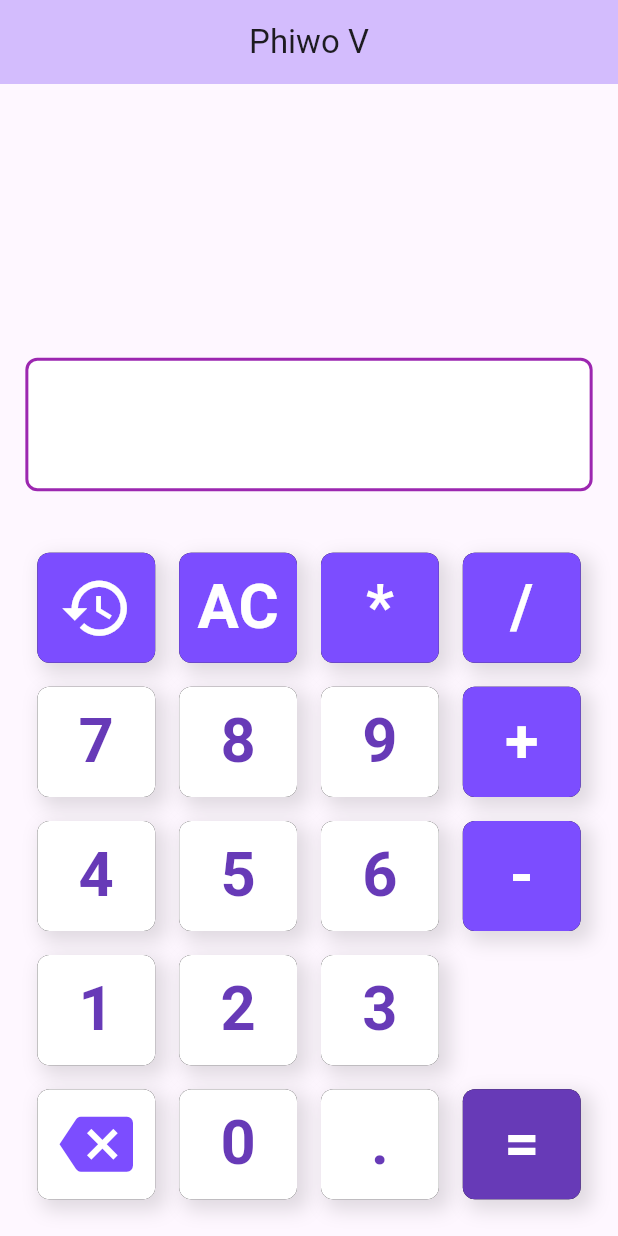
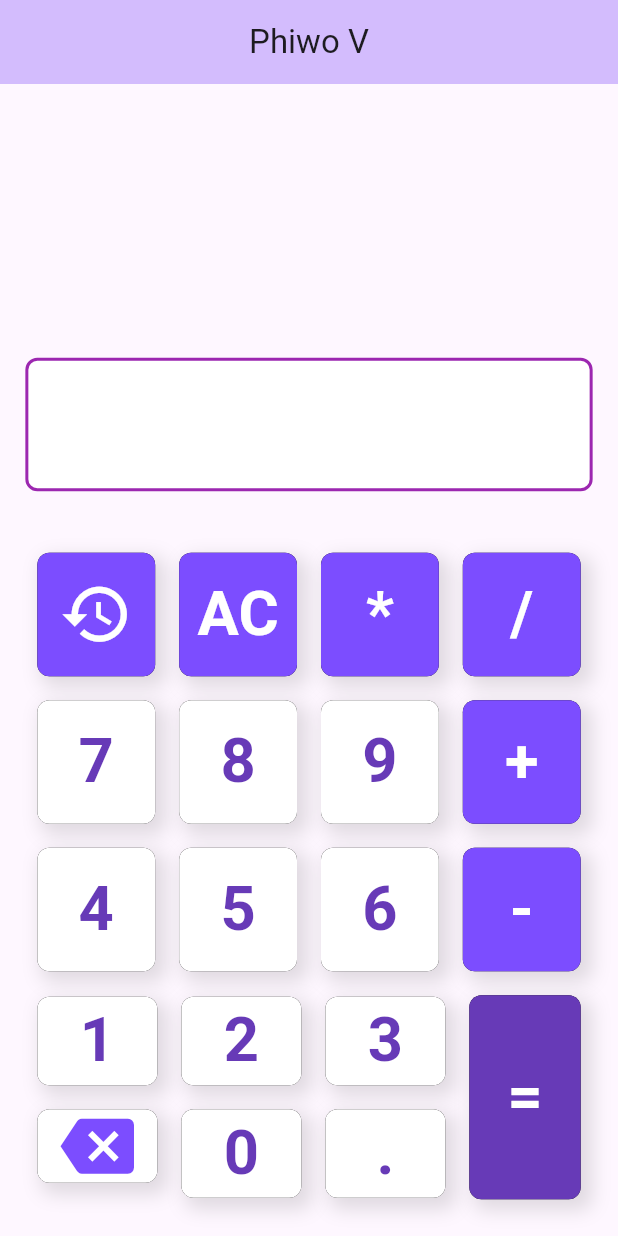
Before and after one commit to Phiwokuhle/simple_calculator_app, a Flutter app: the screen it shows after launch, on a phone screen of 412 x 824 dp. Run offline on Flutter 3.47's test engine with Material 3 defaults, Android fonts, the phone set to English and light mode, and no system bars; our stand-ins replace auto_route, flutter_hooks, freezed_annotation, hooks_riverpod, math_expressions.

Commit message:
fix: ui update

```diff
--- a/nbcu_calculator/lib/presentation/widgets/input_pad.dart
+++ b/nbcu_calculator/lib/presentation/widgets/input_pad.dart
@@ -77,7 +77,8 @@ class KeyPad extends HookConsumerWidget {
             Expanded(
               child: Row(
                 children: [
-                  CalculatorButton(value: "7",
+                  CalculatorButton(
+                    value: "7",
                     backgroundColor: Colors.white,
                     child: Text(
                       '7',
@@ -88,7 +89,8 @@ class KeyPad extends HookConsumerWidget {
                       ),
                     ),
                   ),
-                  CalculatorButton(value: "8",
+                  CalculatorButton(
+                    value: "8",
                     backgroundColor: Colors.white,
                     child: Text(
                       '8',
@@ -99,7 +101,8 @@ class KeyPad extends HookConsumerWidget {
                       ),
                     ),
                   ),
-                  CalculatorButton(value: "9",
+                  CalculatorButton(
+                    value: "9",
                     backgroundColor: Colors.white,
                     child: Text(
                       '9',
@@ -129,7 +132,8 @@ class KeyPad extends HookConsumerWidget {
             Expanded(
               child: Row(
                 children: [
-                  CalculatorButton(value: "4",
+                  CalculatorButton(
+                    value: "4",
                     backgroundColor: Colors.white,
                     child: Text(
                       '4',
@@ -140,7 +144,8 @@ class KeyPad extends HookConsumerWidget {
                       ),
                     ),
                   ),
-                  CalculatorButton(value: "5",
+                  CalculatorButton(
+                    value: "5",
                     backgroundColor: Colors.white,
                     child: Text(
                       '5',
@@ -151,7 +156,8 @@ class KeyPad extends HookConsumerWidget {
                       ),
                     ),
                   ),
-                  CalculatorButton(value: "6",
+                  CalculatorButton(
+                    value: "6",
                     backgroundColor: Colors.white,
                     child: Text(
                       '6',
@@ -177,11 +183,20 @@ class KeyPad extends HookConsumerWidget {
                 ],
               ),
             ),
-            // Fourth Row
-            Expanded(
+            Row(
+              children: [
+                SizedBox(
+                  child: Column(
+                    children: [
+                      Align(
+                        alignment: Alignment.bottomLeft,
+                        child: Expanded(
+                          child: SizedBox(
+                            width: getSize(280) ,
                             child: Row(
                               children: [
-                  CalculatorButton(value: "1",
+                                CalculatorButton(
+                                  value: "1",
                                   backgroundColor: Colors.white,
                                   child: Text(
                                     '1',
@@ -192,7 +207,8 @@ class KeyPad extends HookConsumerWidget {
                                     ),
                                   ),
                                 ),
-                  CalculatorButton(value: "2",
+                                CalculatorButton(
+                                  value: "2",
                                   backgroundColor: Colors.white,
                                   child: Text(
                                     '2',
@@ -202,9 +218,9 @@ class KeyPad extends HookConsumerWidget {
                                       fontWeight: FontWeight.bold,
                                     ),
                                   ),
-
                                 ),
-                  CalculatorButton(value: "3",
+                                CalculatorButton(
+                                  value: "3",
                                   backgroundColor: Colors.white,
                                   child: Text(
                                     '3',
@@ -215,14 +231,20 @@ class KeyPad extends HookConsumerWidget {
                                     ),
                                   ),
                                 ),
-                  // Empty space where '=' button starts spanning
-                  const Spacer(flex: 1),
                               ],
                             ),
                           ),
+                        ),
+                      ),
                       // Fifth Row
-            Expanded(
+                      Align(
+                        alignment: Alignment.bottomLeft,
+                        child: Expanded(
+                          child: SizedBox(
+                            width: getSize(280) ,
                             child: Row(
+                              crossAxisAlignment: CrossAxisAlignment.start,
+                              mainAxisAlignment: MainAxisAlignment.start,
                               children: [
                                 CalculatorButton(value: "C",
                                   backgroundColor: Colors.white,
@@ -239,7 +261,8 @@ class KeyPad extends HookConsumerWidget {
                                     ),
                                   ),
                                 ),
-                  CalculatorButton(value: ".",
+                                CalculatorButton(
+                                  value: ".",
                                   backgroundColor: Colors.white,
                                   child: Text(
                                     '.',
@@ -250,14 +273,23 @@ class KeyPad extends HookConsumerWidget {
                                     ),
                                   ),
                                 ),
-                  // '=' Button spanning two rows
+                                // Spacer removed as '=' button already spans the height of two rows
+                              ],
+                            ),
+                          ),
+                        ),
+                      )
+                    ],
+                  ),
+                ),
                 Expanded(
-                    flex: 1,
+                  flex: 1, // Adjust flex to span two rows
+                  child: SizedBox(
+                    height: getSize(148),
                     child: CalculatorButton(
                       value: '=',
                       backgroundColor: Colors.deepPurple,
                       textColor: Colors.white,
-                      buttonHeight: 400,
                       child: Text(
                         '=',
                         style: TextStyle(
@@ -268,8 +300,8 @@ class KeyPad extends HookConsumerWidget {
                       ),
                     ),
                   ),
+                ),
               ],
-              ),
             ),
           ],
         ),
```
Lines whose indentation alone changed are shown as unchanged.
